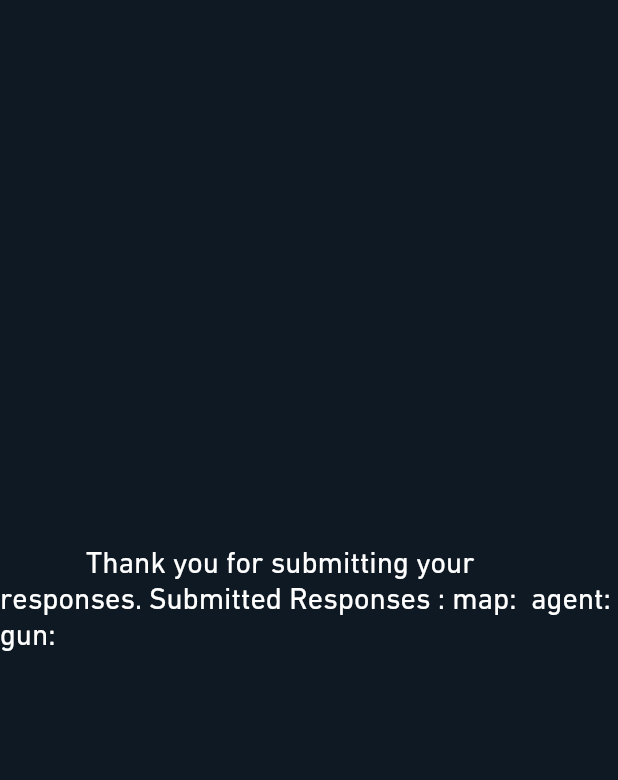
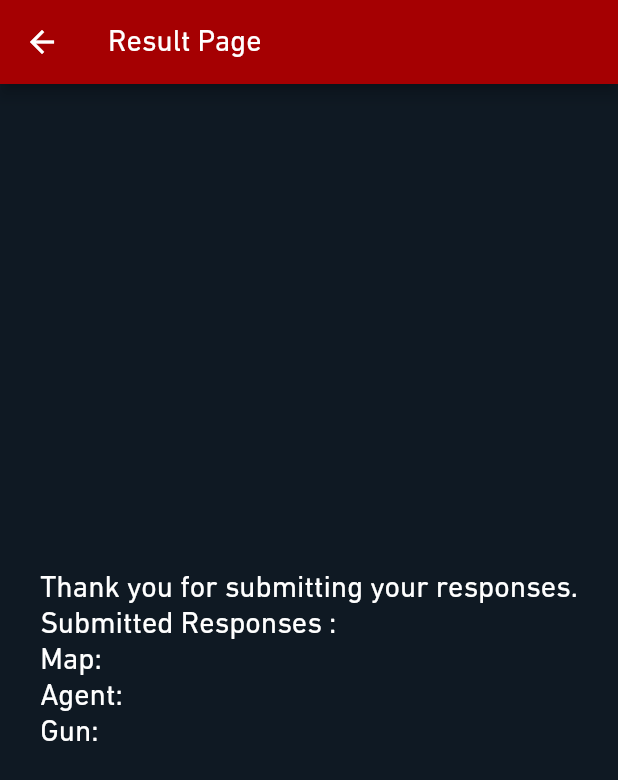
Before and after one commit to sahith182/flashorant, a Flutter app: the ResultScreen screen opened directly with empty values, on a phone screen of 412 x 824 dp. Shown: the top 780 px of the screen. Run offline on Flutter 3.47's test engine with Material 2 defaults, Android fonts, the phone set to English and light mode, and no system bars; our stand-ins replace animated_text_kit.

Commit message:
Icon added and Result Page modified.

```diff
--- a/lib/screens/home_page.dart
+++ b/lib/screens/home_page.dart
@@ -30,7 +30,7 @@ class _MyHomePageState extends State<MyHomePage> {
     'Guardian',
     'Phantom',
     'Vandal',
-    'Marshall',
+    'Marshal',
     'Operator',
     'Ares',
     'Odin'
@@ -140,7 +140,7 @@ class _MyHomePageState extends State<MyHomePage> {
             ),
             ElevatedButton(
               onPressed: surveyResults,
-              child: Text("Finish"),
+              child: Text("Submit"),
               style: ButtonStyle(
                 backgroundColor: MaterialStateProperty.all(Color(0xffdc3d4b)),
               ),
--- a/lib/screens/result_page.dart
+++ b/lib/screens/result_page.dart
@@ -16,11 +16,34 @@ class _ResultScreenState extends State<ResultScreen> {
   @override
   Widget build(BuildContext context) {
     return Scaffold(
+      appBar: AppBar(
+        title: Text("Result Page"),
+      ),
       body: Center(
-        child: Text('''
-            Thank you for submitting your responses. Submitted Responses : map: ${widget.map} agent: ${widget.agent} gun: ${widget.gun}
-             '''),
+        child: Text(
+            "Thank you for submitting your responses.\nSubmitted Responses : \nMap: ${widget.map + checkBreeze()} \nAgent: ${checkYoru() + widget.agent} \nGun: ${widget.gun + checkGun()}"),
       ),
     );
   }
+
+  checkBreeze() {
+    if (widget.map == "Breeze") {
+      return " gei";
+    } else
+      return "";
+  }
+
+  checkYoru() {
+    if (widget.agent == "Yoru") {
+      return "Noob ";
+    } else
+      return "";
+  }
+
+  checkGun() {
+    if (widget.gun == "Vandal") {
+      return "(Phantom better)";
+    } else
+      return "";
+  }
 }
```
Also changed, not shown: lib/screens/info_page.dart (+5 -2 lines), 4 other files.
